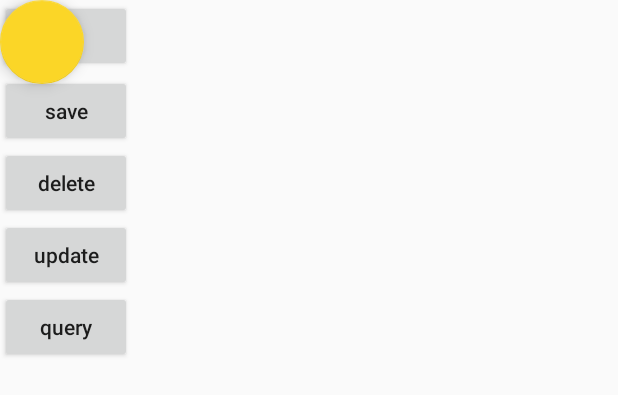
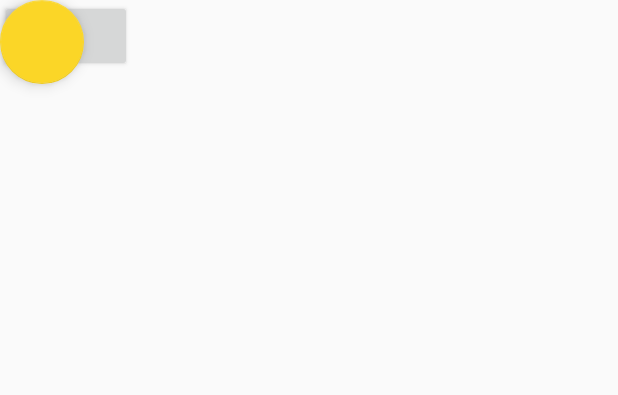
Before and after one commit to GDDG08/BlunoCoinPicker, an Android app: the layout item_vp_list.xml on its own in the app's theme, with its tools: preview values and no code run, on a phone screen of 412 x 824 dp. Shown: the top 395 px of the screen. Run offline under Robolectric (Android 15) with nearby library versions, the phone set to English and light mode, and no system bars.

Commit message:
REviewActivity可用

```diff
--- a/app/build.gradle
+++ b/app/build.gradle
@@ -38,4 +38,5 @@ dependencies {
     compile 'lib.kingja.switchbutton:switchbutton:1.1.2'
     compile 'devlight.io:navigationtabbar:1.2.5'
     compile project(':librarySlideCard')
+    compile 'com.github.bumptech.glide:glide:+'
 }
--- a/app/src/main/res/layout/activity_review.xml
+++ b/app/src/main/res/layout/activity_review.xml
@@ -28,7 +28,7 @@
 			android:layout_height="50dp"
 			android:layout_gravity="right|center_vertical"
 			android:padding="16dp"
-			android:src="@drawable/download"/>
+			android:src="@drawable/icon_web"/>
 
 	</FrameLayout>
 
--- a/app/src/main/res/layout/item_vp_list.xml
+++ b/app/src/main/res/layout/item_vp_list.xml
@@ -34,33 +34,7 @@
         android:layout_marginTop="50dp"
         android:orientation="vertical">
 
-        <Button
-            android:layout_width="wrap_content"
-            android:layout_height="wrap_content"
-            android:onClick="save"
-            android:text="save"
-            android:textAllCaps="false" />
 
-        <Button
-            android:layout_width="wrap_content"
-            android:layout_height="wrap_content"
-            android:onClick="delete"
-            android:text="delete"
-            android:textAllCaps="false" />
-
-        <Button
-            android:layout_width="wrap_content"
-            android:layout_height="wrap_content"
-            android:onClick="update"
-            android:text="update"
-            android:textAllCaps="false" />
-
-        <Button
-            android:layout_width="wrap_content"
-            android:layout_height="wrap_content"
-            android:onClick="query"
-            android:text="query"
-            android:textAllCaps="false" />
     </LinearLayout>
 
 </FrameLayout>
```
Also changed, not shown: app/src/main/AndroidManifest.xml (+7 -0 lines), app/src/main/java/com/zzh/bamboobook/MainActivity.java (+5 -2 lines), app/src/main/java/com/zzh/bamboobook/activity/ReviewActivity.java (+11 -9 lines).
